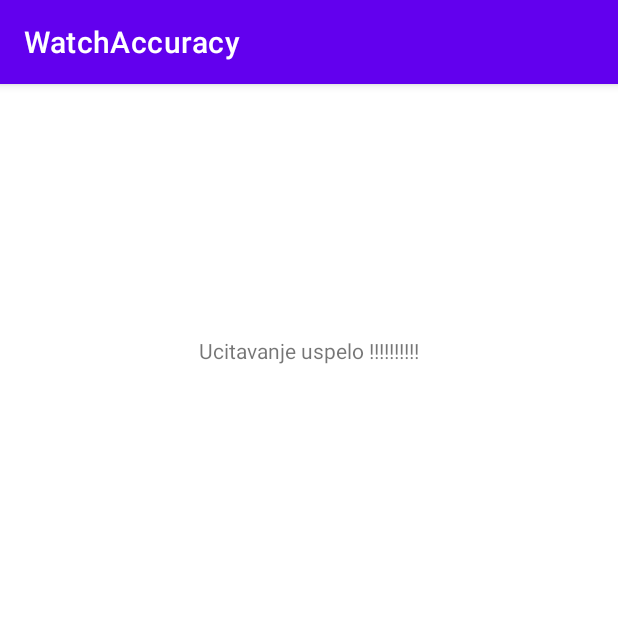
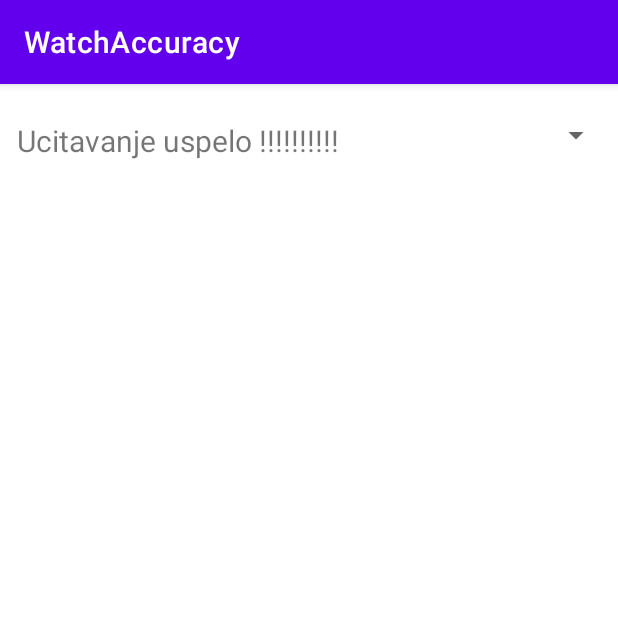
Before and after one commit to marko-smiljanic/Projekat-RMA-2019271380-Marko-Smiljanic, an Android app: the fragment FragmentNalog placed in its activity, on a phone screen of 412 x 824 dp, the top half of it. Run offline under Robolectric (Android 15) with nearby library versions, the phone set to English and light mode, and no system bars; 2 statements that could not run were skipped.

Commit message:
shared preferences odvojeno u posebnu klasu
sitnije izmene, proradila interakcija na korisnickom interfejsu, dalje ostalo da se odradi prikaz korisnika i satova i njihova logika

```diff
--- a/WatchAccuracy/app/src/main/java/com/example/watchaccuracy/FragmentKorisnik.java
+++ b/WatchAccuracy/app/src/main/java/com/example/watchaccuracy/FragmentNalog.java
@@ -4,23 +4,21 @@ import android.os.Bundle;
 import android.view.LayoutInflater;
 import android.view.View;
 import android.view.ViewGroup;
-import android.widget.LinearLayout;
 import android.widget.TextView;
 
 import androidx.annotation.NonNull;
 import androidx.constraintlayout.widget.ConstraintLayout;
 import androidx.fragment.app.Fragment;
-import androidx.lifecycle.Observer;
 import androidx.lifecycle.ViewModel;
 import androidx.lifecycle.ViewModelProvider;
 
-public class FragmentKorisnik extends Fragment {
+public class FragmentNalog extends Fragment {
     public MojViewModel viewModel;
 
-    public FragmentKorisnik(){}
+    public FragmentNalog(){}
 
-    public static FragmentKorisnik newInstance(){
-        FragmentKorisnik fragment = new FragmentKorisnik();
+    public static FragmentNalog newInstance(){
+        FragmentNalog fragment = new FragmentNalog();
         Bundle args = new Bundle();
         fragment.setArguments(args);
         return fragment;
@@ -59,14 +57,20 @@ public class FragmentKorisnik extends Fragment {
 //            }
 //        });
 
+
+
         drawData(l);
 
         return vv;
     }
 
     private void drawData(ConstraintLayout ll){
-        TextView tv = ll.findViewById(R.id.tv1);
+        TextView tv = ll.findViewById(R.id.labelaNalog);
         tv.setText("Ucitavanje uspelo !!!!!!!!!!");
     }
 
+    private void ucitajDaLiJeUlogovan(){
+
+    }
+
 }
--- a/WatchAccuracy/app/src/main/java/com/example/watchaccuracy/FragmentPrvoPokretanje.java
+++ b/WatchAccuracy/app/src/main/java/com/example/watchaccuracy/FragmentPrvoPokretanje.java
@@ -6,27 +6,19 @@ import android.view.LayoutInflater;
 import android.view.View;
 import android.view.ViewGroup;
 import android.widget.Button;
-import android.widget.LinearLayout;
 
 import androidx.annotation.NonNull;
 import androidx.constraintlayout.widget.ConstraintLayout;
 import androidx.fragment.app.Fragment;
 import androidx.fragment.app.FragmentManager;
 import androidx.fragment.app.FragmentTransaction;
-import androidx.lifecycle.Observer;
 import androidx.lifecycle.ViewModel;
 import androidx.lifecycle.ViewModelProvider;
 
-import java.util.ArrayList;
-
 public class FragmentPrvoPokretanje extends Fragment {
-    public MojViewModel mojViewModel;
-
-    private final static String SHARED_PREFERENCES_PREFIX = "SharedPreferences";
-    private final static String SHARED_PREFERENCES_ULOGOVAN = "ulogovanUkljuc";
+    private MojViewModel mojViewModel;
     private String ulogovan;
 
-    /////////////////////////////////////////
 
     public FragmentPrvoPokretanje(){}
 
@@ -62,17 +54,17 @@ public class FragmentPrvoPokretanje extends Fragment {
         View vv = inflater.inflate(R.layout.fragment_prvo_pokretanje, container, false);
         ConstraintLayout cl = vv.findViewById(R.id.mainLayoutPrvoPokretanje);
 
-        ucitajDaLiJeUlogovan();  //setujemo ulogovan
+        ulogovan = LokalnoCuvanjeSharedPreferences.ucitajDaLiJeUlogovan(getActivity());  //setujemo ulogovan
         if(ulogovan.equals("nije")){
             iscrtajPrvoPokretanje(cl);  //iscrtaj ovaj fragment
 
         }else if(ulogovan.equals("jeste")){
-            //iscrtaj nesto drugo, npr. prikazi pocetni ekran gde bi trebali biti satovi, dalje logiku radim tamo
+            //TODO: iscrtaj nesto drugo, npr. prikazi pocetni ekran gde bi trebali biti satovi, dalje logiku radim tamo
             //u ovom fragmentu stoji samo neki dummy tekst za sada jer mi je bilo bitno da li prikazi rade na nacin na koji ocekujem, tj. da unutar jednog fragmenta mogu da zovem prikaz drugog
             //mogao bih kroz new instance da prosledim ovo ulogovan jeste-nije u naredni fragment preko new instance kao parametar i unutar toga kroz seter setovati atribut klase tog fragmenta
             FragmentManager fm = getActivity().getSupportFragmentManager();
             FragmentTransaction ft = fm.beginTransaction();
-            ft.replace(R.id.fragmentView, FragmentKorisnik.newInstance(), "fragmentKorisnik");
+            ft.replace(R.id.fragmentView, FragmentNalog.newInstance(), "fragmentKorisnik");
             //ft.addToBackStack("fragmentKorisnik");  //u ovom slucaju mi ovo ne treba
             ft.commit();
         }
@@ -80,25 +72,38 @@ public class FragmentPrvoPokretanje extends Fragment {
         return vv;
     }
 
-    public void ucitajDaLiJeUlogovan(){
-        SharedPreferences sharedPreferences = getActivity().getSharedPreferences(SHARED_PREFERENCES_PREFIX, 0);  //getaplication mora da se pise jer se to u main activity-ju kada sam radio podrazumevalo a ovo je view model
-        String zz = sharedPreferences.getString(SHARED_PREFERENCES_ULOGOVAN, "nije");       //ako ne nadje nista bice postavljeno nije
-        if(zz.equals("nije")){  //ako je vrednost default-na
-            ulogovan = "nije";
-        }else{
-            ulogovan = "jeste";
-        }
-    }
 
     private void iscrtajPrvoPokretanje(ConstraintLayout cl){
-        //na onclick se otvaraju dalje fragmenti? Fragment za pravljenje naloga ili za ukucavanje podataka postojeceg?
+        //na onclick se otvaraju dalje fragmenti. Fragment forma koji ce se prilagoditi u slucaju da je pritisnuto imam nalog ili nemam nalog (reseno preko shared preferences, tj. u tom fragmentu cu renderovati prikaz u zavisnosti na koje je dugme kliknuto-iscitam iz shared preferences)
         Button imamNalog = cl.findViewById(R.id.buttonImamNalog);
         Button nemamNalog = cl.findViewById(R.id.buttonNemamNalog);
 
+        imamNalog.setOnClickListener(new View.OnClickListener() {
+            @Override
+            public void onClick(View view) {
+                LokalnoCuvanjeSharedPreferences.sacuvajKojeJeKliknutoDugme(getActivity(), "imamNalog");
 
+                FragmentManager fm = getActivity().getSupportFragmentManager();
+                FragmentTransaction ft = fm.beginTransaction();
+                ft.replace(R.id.fragmentView, FragmentFormaNalog.newInstance(), "fragmentFormaNalog");
+                ft.addToBackStack("fragmentFormaNalog");
+                ft.commit();
+            }
+        });
+        nemamNalog.setOnClickListener(new View.OnClickListener() {
+            @Override
+            public void onClick(View view) {
+                LokalnoCuvanjeSharedPreferences.sacuvajKojeJeKliknutoDugme(getActivity(), "nemamNalog");
+
+                FragmentManager fm = getActivity().getSupportFragmentManager();
+                FragmentTransaction ft = fm.beginTransaction();
+                ft.replace(R.id.fragmentView, FragmentFormaNalog.newInstance(), "fragmentFormaNalog");
+                ft.addToBackStack("fragmentFormaNalog");
+                ft.commit();
+            }
+        });
 
     }
 
 
-
 }
--- a/WatchAccuracy/app/src/main/res/layout/fragment_korisnik.xml
+++ b/WatchAccuracy/app/src/main/res/layout/fragment_korisnik.xml
@@ -12,12 +12,26 @@
         android:layout_height="match_parent">
 
         <TextView
-            android:id="@+id/tv1"
+            android:id="@+id/labelaNalog"
             android:layout_width="wrap_content"
             android:layout_height="wrap_content"
-            android:layout_marginTop="168dp"
-            android:text="TextView"
+            android:layout_marginStart="36dp"
+            android:layout_marginLeft="36dp"
+            android:layout_marginTop="24dp"
+            android:text="Nalog"
+            android:textSize="20sp"
+            app:layout_constraintEnd_toStartOf="@+id/spinnerNalog"
+            app:layout_constraintHorizontal_bias="0.217"
+            app:layout_constraintStart_toStartOf="parent"
+            app:layout_constraintTop_toTopOf="parent" />
+
+        <Spinner
+            android:id="@+id/spinnerNalog"
+            android:layout_width="272dp"
+            android:layout_height="60dp"
+            android:layout_marginTop="4dp"
             app:layout_constraintEnd_toEndOf="parent"
+            app:layout_constraintHorizontal_bias="0.971"
             app:layout_constraintStart_toStartOf="parent"
             app:layout_constraintTop_toTopOf="parent" />
     </androidx.constraintlayout.widget.ConstraintLayout>
```
Also changed, not shown: WatchAccuracy/app/src/main/java/com/example/watchaccuracy/FragmentFormaNalog.java (added, +149 -0 lines), WatchAccuracy/app/src/main/java/com/example/watchaccuracy/LokalnoCuvanjeSharedPreferences.java (added, +47 -0 lines), WatchAccuracy/app/src/main/java/com/example/watchaccuracy/MainActivity.java (+7 -0 lines), WatchAccuracy/app/src/main/java/com/example/watchaccuracy/MojViewModel.java (+0 -24 lines), WatchAccuracy/app/src/main/res/layout/fragment_forma_nalog.xml (+99 -0 lines).
